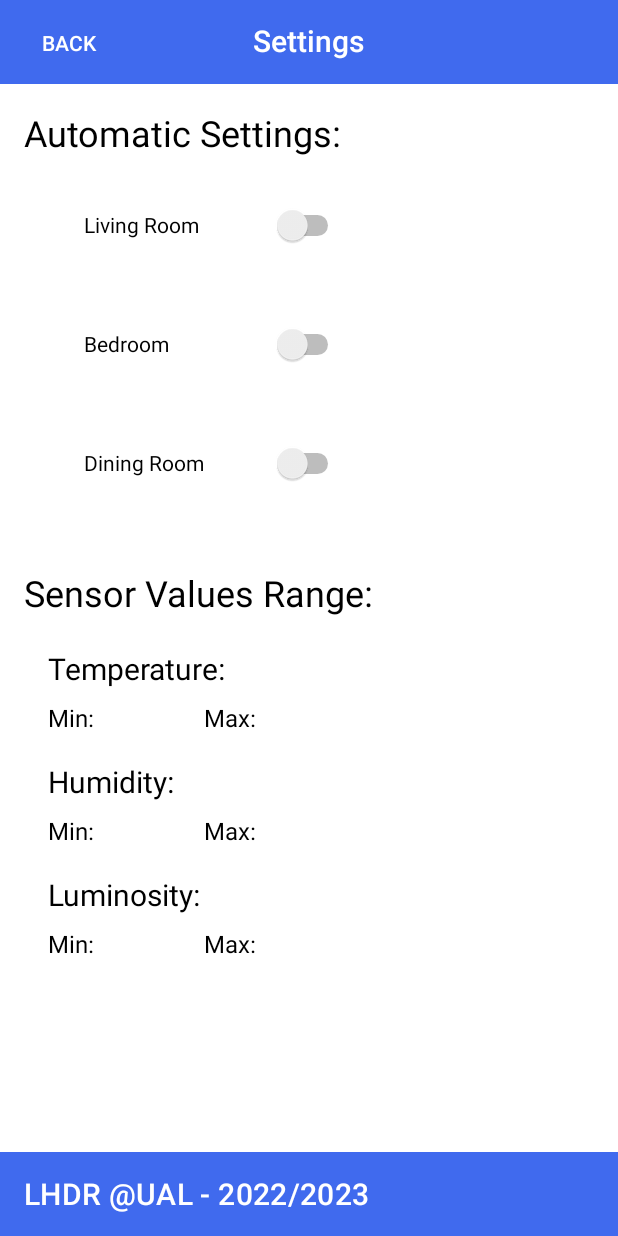
After one commit to helder112/LHDR_Laboratorio_de_Projecto, an Android app: the SettingsActivity screen opened directly, with no data from a screen before it, on a phone screen of 412 x 824 dp. The commit adds this screen. Run offline under Robolectric (Android 15) with nearby library versions, the phone set to English and light mode, and no system bars.

Commit message:
Testar handler Screen Settings Done

```diff
--- a/app/src/main/AndroidManifest.xml
+++ b/app/src/main/AndroidManifest.xml
@@ -13,6 +13,12 @@
         android:supportsRtl="true"
         android:theme="@style/AppTheme">
         <activity
+            android:name=".SettingsActivity"
+            android:exported="false" />
+        <activity
+            android:name=".SensorActivity"
+            android:exported="false" />
+        <activity
             android:name=".ButtonActivity"
             android:exported="false" />
         <activity android:name=".SelectDeviceActivity" />
--- a/app/src/main/java/com/droiduino/bluetoothconn/ButtonActivity.java
+++ b/app/src/main/java/com/droiduino/bluetoothconn/ButtonActivity.java
@@ -31,7 +31,7 @@ public class ButtonActivity extends AppCompatActivity {
         final Button buttonToggle4 = findViewById(R.id.buttonToggle4);
         final Button buttonToggle5 = findViewById(R.id.buttonToggle5);
         final Button buttonToggle7 = findViewById(R.id.buttonToggle7);
-        final Button buttonBack = findViewById(R.id.buttonBack);
+        final Button buttonBack = findViewById(R.id.buttonBack4);
 
         buttonToggle4.setOnClickListener(new View.OnClickListener() {
             @Override
--- /dev/null
+++ b/app/src/main/java/com/droiduino/bluetoothconn/SettingsActivity.java
@@ -0,0 +1,27 @@
+package com.droiduino.bluetoothconn;
+
+import androidx.appcompat.app.AppCompatActivity;
+
+import android.os.Bundle;
+import android.view.View;
+import android.widget.Button;
+
+public class SettingsActivity extends AppCompatActivity {
+
+    @Override
+    protected void onCreate(Bundle savedInstanceState) {
+        super.onCreate(savedInstanceState);
+        setContentView(R.layout.activity_settings);
+
+        final Button buttonBackSettings = findViewById(R.id.buttonBackSettings);
+
+
+
+        buttonBackSettings.setOnClickListener(new View.OnClickListener() {
+            @Override
+            public void onClick(View view) {
+                finish();
+            }
+        });
+    }
+}
--- a/app/src/main/res/layout/activity_main.xml
+++ b/app/src/main/res/layout/activity_main.xml
@@ -20,6 +20,7 @@
         app:layout_constraintTop_toTopOf="parent"
         app:subtitleTextColor="@android:color/background_light"
         app:title="Smart Home Controller"
+        app:titleMarginEnd="0dp"
         app:titleTextColor="@android:color/background_light" />
 
     <androidx.appcompat.widget.Toolbar
--- /dev/null
+++ b/app/src/main/res/layout/activity_settings.xml
@@ -0,0 +1,243 @@
+<?xml version="1.0" encoding="utf-8"?>
+<androidx.constraintlayout.widget.ConstraintLayout xmlns:android="http://schemas.android.com/apk/res/android"
+    xmlns:app="http://schemas.android.com/apk/res-auto"
+    xmlns:tools="http://schemas.android.com/tools"
+    android:layout_width="match_parent"
+    android:layout_height="match_parent"
+    tools:context=".SettingsActivity">
+
+    <TextView
+        android:id="@+id/textViewLumSet"
+        android:layout_width="120dp"
+        android:layout_height="35dp"
+        android:layout_marginStart="32dp"
+        android:layout_marginTop="40dp"
+        android:text="Luminosity: "
+        android:textColor="#000000"
+        android:textSize="20sp"
+        app:layout_constraintStart_toStartOf="parent"
+        app:layout_constraintTop_toBottomOf="@+id/textViewHumSet" />
+
+    <TextView
+        android:id="@+id/textViewMinLum"
+        android:layout_width="40dp"
+        android:layout_height="30dp"
+        android:layout_marginStart="32dp"
+        android:text="Min:"
+        android:textColor="#000000"
+        android:textSize="16sp"
+        app:layout_constraintStart_toStartOf="parent"
+        app:layout_constraintTop_toBottomOf="@+id/textViewLumSet" />
+
+    <TextView
+        android:id="@+id/textViewMaxLum"
+        android:layout_width="40dp"
+        android:layout_height="30dp"
+        android:layout_marginStart="136dp"
+        android:text="Max:"
+        android:textColor="#000000"
+        android:textSize="16sp"
+        app:layout_constraintStart_toStartOf="parent"
+        app:layout_constraintTop_toBottomOf="@+id/textViewLumSet" />
+
+    <TextView
+        android:id="@+id/textViewTempSet"
+        android:layout_width="120dp"
+        android:layout_height="35dp"
+        android:layout_marginStart="32dp"
+        android:layout_marginTop="16dp"
+        android:text="Temperature: "
+        android:textColor="#000000"
+        android:textSize="20sp"
+        app:layout_constraintStart_toStartOf="parent"
+        app:layout_constraintTop_toBottomOf="@+id/textViewSensor" />
+
+    <TextView
+        android:id="@+id/textViewMinHum"
+        android:layout_width="40dp"
+        android:layout_height="30dp"
+        android:layout_marginStart="32dp"
+        android:text="Min:"
+        android:textColor="#000000"
+        android:textSize="16sp"
+        app:layout_constraintStart_toStartOf="parent"
+        app:layout_constraintTop_toBottomOf="@+id/textViewHumSet" />
+
+    <TextView
+        android:id="@+id/textViewHumSet"
+        android:layout_width="120dp"
+        android:layout_height="35dp"
+        android:layout_marginStart="32dp"
+        android:layout_marginTop="40dp"
+        android:text="Humidity: "
+        android:textColor="#000000"
+        android:textSize="20sp"
+        app:layout_constraintStart_toStartOf="parent"
+        app:layout_constraintTop_toBottomOf="@+id/textViewTempSet" />
+
+    <TextView
+        android:id="@+id/textViewMaxHum"
+        android:layout_width="40dp"
+        android:layout_height="30dp"
+        android:layout_marginStart="136dp"
+        android:text="Max:"
+        android:textColor="#000000"
+        android:textSize="16sp"
+        app:layout_constraintStart_toStartOf="parent"
+        app:layout_constraintTop_toBottomOf="@+id/textViewHumSet" />
+
+    <TextView
+        android:id="@+id/textViewMaxTemp"
+        android:layout_width="40dp"
+        android:layout_height="30dp"
+        android:layout_marginStart="136dp"
+        android:text="Max:"
+        android:textColor="#000000"
+        android:textSize="16sp"
+        app:layout_constraintStart_toStartOf="parent"
+        app:layout_constraintTop_toBottomOf="@+id/textViewTempSet" />
+
+    <TextView
+        android:id="@+id/textViewMinTemp"
+        android:layout_width="40dp"
+        android:layout_height="30dp"
+        android:layout_marginStart="32dp"
+        android:text="Min:"
+        android:textColor="#000000"
+        android:textSize="16sp"
+        app:layout_constraintStart_toStartOf="parent"
+        app:layout_constraintTop_toBottomOf="@+id/textViewTempSet" />
+
+    <TextView
+        android:id="@+id/textViewSensor"
+        android:layout_width="243dp"
+        android:layout_height="37dp"
+        android:layout_marginStart="16dp"
+        android:layout_marginEnd="5dp"
+        android:text="Sensor Values Range:"
+        android:textColor="#000000"
+        android:textSize="24sp"
+        app:layout_constraintEnd_toStartOf="@+id/textViewTempValue"
+        app:layout_constraintHorizontal_bias="0.857"
+        app:layout_constraintStart_toStartOf="parent"
+        app:layout_constraintTop_toBottomOf="@+id/buttonBackSettings2" />
+
+    <Switch
+        android:id="@+id/switchDin"
+        android:layout_width="173dp"
+        android:layout_height="65dp"
+        android:layout_marginTop="14dp"
+        android:text="Dining Room "
+        app:layout_constraintEnd_toEndOf="@+id/switchBed"
+        app:layout_constraintTop_toBottomOf="@+id/switchBed" />
+
+    <TextView
+        android:id="@+id/textViewAuto"
+        android:layout_width="213dp"
+        android:layout_height="37dp"
+        android:layout_marginStart="16dp"
+        android:layout_marginTop="16dp"
+        android:layout_marginEnd="5dp"
+        android:text="Automatic Settings:"
+        android:textColor="#000000"
+        android:textSize="24sp"
+        app:layout_constraintEnd_toStartOf="@+id/textViewTempValue"
+        app:layout_constraintHorizontal_bias="0.857"
+        app:layout_constraintStart_toStartOf="parent"
+        app:layout_constraintTop_toBottomOf="@+id/toolbar7" />
+
+    <Switch
+        android:id="@+id/switchLiv"
+        android:layout_width="173dp"
+        android:layout_height="65dp"
+        android:layout_marginTop="8dp"
+        android:text="Living Room "
+        app:layout_constraintEnd_toEndOf="@+id/textViewAuto"
+        app:layout_constraintTop_toBottomOf="@+id/textViewAuto" />
+
+    <Switch
+        android:id="@+id/switchBed"
+        android:layout_width="173dp"
+        android:layout_height="65dp"
+        android:layout_marginTop="14dp"
+        android:text="Bedroom "
+        app:layout_constraintEnd_toEndOf="@+id/switchLiv"
+        app:layout_constraintTop_toBottomOf="@+id/switchLiv" />
+
+    <androidx.appcompat.widget.Toolbar
+        android:id="@+id/toolbar9"
+        android:layout_width="match_parent"
+        android:layout_height="wrap_content"
+        android:background="?attr/colorPrimary"
+        android:minHeight="?attr/actionBarSize"
+        android:theme="?attr/actionBarTheme"
+        app:layout_constraintBottom_toBottomOf="parent"
+        app:layout_constraintEnd_toEndOf="parent"
+        app:layout_constraintHorizontal_bias="0.0"
+        app:layout_constraintStart_toStartOf="parent"
+        app:subtitleTextColor="@android:color/background_light"
+        app:title="LHDR @UAL - 2022/2023"
+        app:titleTextColor="@android:color/background_light" />
+
+    <androidx.appcompat.widget.Toolbar
+        android:id="@+id/toolbar7"
+        android:layout_width="match_parent"
+        android:layout_height="wrap_content"
+        android:background="?attr/colorPrimary"
+        android:minHeight="?attr/actionBarSize"
+        android:theme="?attr/actionBarTheme"
+        app:layout_constraintEnd_toEndOf="parent"
+        app:layout_constraintStart_toStartOf="parent"
+        app:layout_constraintTop_toTopOf="parent"
+        app:subtitleTextColor="@android:color/background_light"
+        app:titleTextColor="@android:color/background_light" />
+
+    <Button
+        android:id="@+id/buttonBackSettings"
+        style="@style/Widget.AppCompat.Button.Borderless"
+        android:layout_width="91dp"
+        android:layout_height="50dp"
+        android:text="Back"
+        android:textColor="@android:color/background_light"
+        app:layout_constraintBottom_toBottomOf="@+id/toolbar7"
+        app:layout_constraintStart_toStartOf="@+id/toolbar4"
+        app:layout_constraintTop_toTopOf="@+id/toolbar7" />
+
+    <Button
+        android:id="@+id/buttonBackSettings2"
+        style="@style/Widget.AppCompat.Button.Borderless"
+        android:layout_width="145dp"
+        android:layout_height="37dp"
+        android:layout_marginStart="226dp"
+        android:text="Apply Changes"
+        android:textColor="@android:color/background_light"
+        app:layout_constraintStart_toStartOf="parent"
+        app:layout_constraintTop_toBottomOf="@+id/switchDin" />
+
+    <Button
+        android:id="@+id/buttonBackSettings3"
+        style="@style/Widget.AppCompat.Button.Borderless"
+        android:layout_width="145dp"
+        android:layout_height="37dp"
+        android:layout_marginTop="8dp"
+        android:text="Apply Changes"
+        android:textColor="@android:color/background_light"
+        app:layout_constraintEnd_toEndOf="@+id/buttonBackSettings2"
+        app:layout_constraintTop_toBottomOf="@+id/textViewLumSet" />
+
+    <TextView
+        android:id="@+id/textViewSettings"
+        android:layout_width="wrap_content"
+        android:layout_height="wrap_content"
+        android:text="Settings"
+        android:textAllCaps="false"
+        android:textAppearance="@style/TextAppearance.AppCompat.Body2"
+        android:textColor="@android:color/background_light"
+        android:textSize="20sp"
+        app:layout_constraintBottom_toBottomOf="@+id/toolbar7"
+        app:layout_constraintEnd_toEndOf="parent"
+        app:layout_constraintStart_toStartOf="parent"
+        app:layout_constraintTop_toTopOf="@+id/toolbar7"
+        app:layout_constraintVertical_bias="0.47" />
+
+</androidx.constraintlayout.widget.ConstraintLayout>
--- a/app/src/main/res/values/colors.xml
+++ b/app/src/main/res/values/colors.xml
@@ -1,8 +1,8 @@
 <?xml version="1.0" encoding="utf-8"?>
 <resources>
     <color name="colorPrimary">#406AEE</color>
-    <color name="colorPrimaryDark">#0288D1</color>
-    <color name="colorAccent">#E040FB</color>
+    <color name="colorPrimaryDark">#406AEE</color>
+    <color name="colorAccent">#406AEE</color>
     <color name="colorOff">#FFFFFF</color>
-    <color name="colorOn">#E040FB</color>
+    <color name="colorOn">#406AEE</color>
 </resources>
```
Also changed, not shown: app/src/main/java/com/droiduino/bluetoothconn/MainActivity.java (+4 -5 lines), app/src/main/java/com/droiduino/bluetoothconn/SensorActivity.java (added, +41 -0 lines), app/src/main/res/layout/activity_button.xml (+40 -26 lines), app/src/main/res/layout/activity_sensor.xml (added, +156 -0 lines), app/src/main/res/drawable/sensor.png (added).
